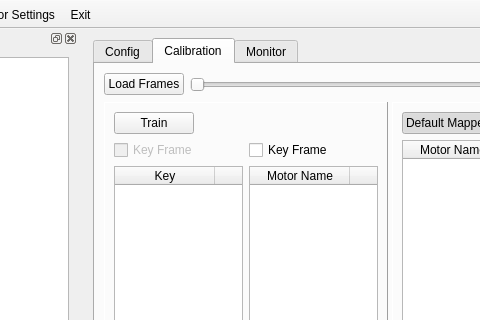
Old version of the form ui/mainwindow.ui in the repository wenwei-dev/motor-calibration; both pictures show x 196 to 676 and y 0 to 320 of the 1041 by 667 pixel window.
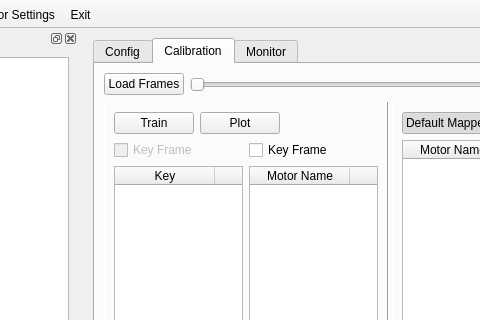
New version of the form. Icons and pictures are not drawn.

Commit message: Plot and show figures

Diff of the .ui file:
```diff
--- a/ui/mainwindow.ui
+++ b/ui/mainwindow.ui
@@ -186,6 +186,13 @@
                 </property>
                </widget>
               </item>
+              <item>
+               <widget class="QPushButton" name="plotButton">
+                <property name="text">
+                 <string>Plot</string>
+                </property>
+               </widget>
+              </item>
               <item>
                <spacer name="horizontalSpacer_3">
                 <property name="orientation">
```
Left out of the diff: 3 changed lines with no effect on the pictures. The commit also changes 5 other files.
